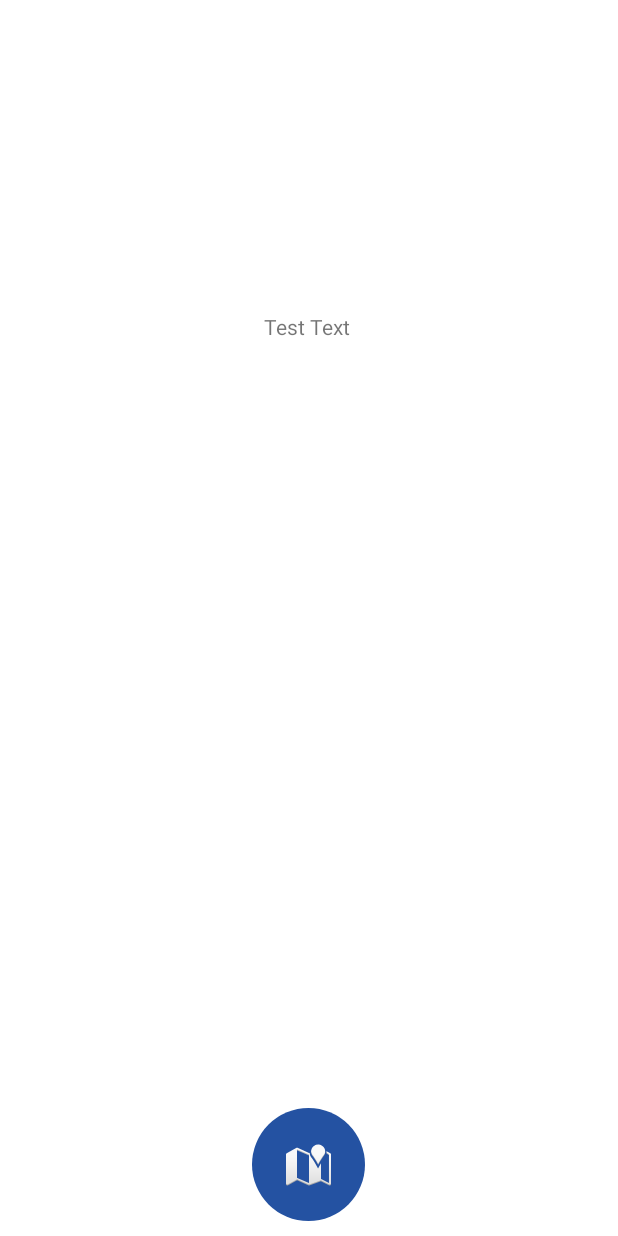
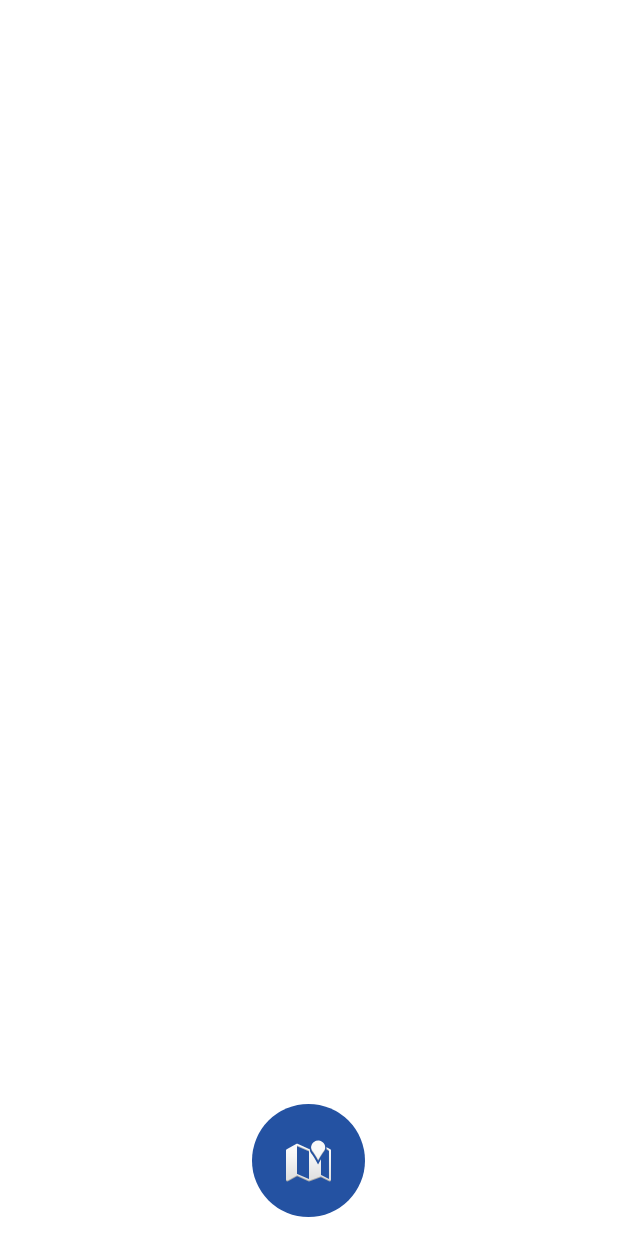
Before and after one commit to RRULE2001/Android-GPS-using-Wifi-RTT, an Android app: the screen it shows after launch (MainActivity), on a phone screen of 412 x 824 dp. Run offline under Robolectric (Android 15) with nearby library versions, the phone set to English and light mode, and no system bars.

Commit message:
Update app icon

```diff
--- a/WiFi RTT Check/app/build.gradle
+++ b/WiFi RTT Check/app/build.gradle
@@ -33,6 +33,7 @@ dependencies {
     implementation 'androidx.appcompat:appcompat:1.6.1'
     implementation 'com.google.android.material:material:1.8.0'
     implementation 'androidx.constraintlayout:constraintlayout:2.1.4'
+    implementation 'com.google.android.gms:play-services-maps:18.1.0'
     testImplementation 'junit:junit:4.13.2'
     androidTestImplementation 'androidx.test.ext:junit:1.1.5'
     androidTestImplementation 'androidx.test.espresso:espresso-core:3.5.1'
--- a/WiFi RTT Check/app/src/main/java/com/example/tes_wifi_rtt/MainActivity.java
+++ b/WiFi RTT Check/app/src/main/java/com/example/tes_wifi_rtt/MainActivity.java
@@ -16,6 +16,8 @@ import android.net.wifi.rtt.RangingRequest;
 import android.net.wifi.rtt.*;
 import android.Manifest;
 import android.Manifest.permission;
+
+import androidx.appcompat.widget.SwitchCompat;
 import androidx.core.app.ActivityCompat;
 import java.util.List;
 
--- a/WiFi RTT Check/app/src/main/res/drawable/place_router_button.xml
+++ b/WiFi RTT Check/app/src/main/res/drawable/place_router_button.xml
@@ -3,4 +3,5 @@
     <size android:height="50dp" android:width="50dp"/>
     <solid android:color="@color/kettering_blue" />
     <corners android:radius="100dp" />
+
 </shape>
--- a/WiFi RTT Check/app/src/main/res/layout/activity_main.xml
+++ b/WiFi RTT Check/app/src/main/res/layout/activity_main.xml
@@ -4,9 +4,9 @@
     xmlns:app="http://schemas.android.com/apk/res-auto"
     xmlns:tools="http://schemas.android.com/tools"
     android:id="@+id/activity_main"
-    android:background="@color/white"
     android:layout_width="match_parent"
     android:layout_height="match_parent"
+    android:background="@color/white"
     tools:context=".MainActivity">
 
     <ViewFlipper
@@ -19,24 +19,23 @@
         <androidx.constraintlayout.widget.ConstraintLayout
             android:id="@+id/mapLayout"
             android:layout_width="match_parent"
-            android:layout_height="match_parent">
+            android:layout_height="match_parent"
+            android:layout_marginBottom="100dp"
+            android:background="@color/white"/>
 
-            <TextView
-                android:id="@+id/textView3"
-                android:layout_width="wrap_content"
-                android:layout_height="wrap_content"
-                android:layout_marginStart="176dp"
-                android:layout_marginTop="208dp"
-                android:text="Test Text"
-                app:layout_constraintStart_toStartOf="parent"
-                app:layout_constraintTop_toTopOf="parent" />
-        </androidx.constraintlayout.widget.ConstraintLayout>
-
-        <LinearLayout
+        <androidx.constraintlayout.widget.ConstraintLayout
             android:id="@+id/settingsLayout"
             android:layout_width="match_parent"
             android:layout_height="match_parent"
-            android:orientation="vertical">
+            android:layout_marginBottom="100dp">
+
+            <LinearLayout
+                android:id="@+id/linearLayout3"
+                android:layout_width="match_parent"
+                android:layout_height="match_parent"
+                android:orientation="vertical"
+                app:layout_constraintStart_toStartOf="parent"
+                app:layout_constraintTop_toTopOf="parent">
 
                 <TableLayout
                     android:id="@+id/HeaderLayout"
@@ -115,8 +114,8 @@
                             android:text="@string/switch_text"
                             android:textColor="@color/black"
                             android:textSize="20sp"
-                        android:thumbTint="#000000"
-                        android:trackTint="#837575" />
+                            android:thumbTint="@color/kettering_blue"
+                            android:trackTint="@color/gray" />
                     </TableRow>
 
                 </TableLayout>
@@ -124,7 +123,7 @@
                 <ScrollView
                     android:layout_width="375dp"
                     android:layout_height="450dp"
-                android:layout_marginStart="15dp"
+                    android:layout_gravity="center_horizontal"
                     android:layout_marginTop="10dp"
                     android:contentDescription="@string/app_name"
                     app:layout_constraintBottom_toTopOf="@+id/linearLayout2"
@@ -134,34 +133,23 @@
 
                     <LinearLayout
                         android:id="@+id/linearLayout"
-                    android:layout_width="match_parent"
-                    android:layout_height="match_parent"
+                        android:layout_width="wrap_content"
+                        android:layout_height="wrap_content"
                         android:orientation="vertical" />
                 </ScrollView>
 
             </LinearLayout>
+        </androidx.constraintlayout.widget.ConstraintLayout>
 
     </ViewFlipper>
 
     <LinearLayout
         android:id="@+id/linearLayout2"
         android:layout_width="match_parent"
-        android:layout_height="wrap_content"
+        android:layout_height="100dp"
         android:gravity="center"
         android:orientation="horizontal"
-        app:layout_constraintBottom_toBottomOf="@id/myViewFlipper">
-
-        <!--<ToggleButton
-                android:id="@+id/buttonRefresh"
-                android:layout_width="75dp"
-                android:layout_height="75dp"
-                android:layout_marginStart="210dp"
-                android:layout_marginTop="10dp"
-                android:background="@drawable/round_button"
-                android:contentDescription="@string/refresh_button"
-                android:textColor="@color/white" /> -->
-        <!--android:drawableBottom="@android:drawable/ic_popup_sync"-->
-
+        app:layout_constraintBottom_toBottomOf="parent">
 
         <ImageButton
             android:id="@+id/buttonMap"
--- a/WiFi RTT Check/app/src/main/res/values/colors.xml
+++ b/WiFi RTT Check/app/src/main/res/values/colors.xml
@@ -7,6 +7,7 @@
     <color name="teal_700">#FF018786</color>
     <color name="black">#FF000000</color>
     <color name="white">#FFFFFFFF</color>
+    <color name="gray">#FF808080</color>
     <color name="kettering_blue">#2452A2</color>
     <color name="kettering_yellow">#FBCC05</color>
 
--- a/WiFi RTT Check/app/src/main/res/values/strings.xml
+++ b/WiFi RTT Check/app/src/main/res/values/strings.xml
@@ -17,5 +17,6 @@
     <string name="latitude">Latitude(Y): </string>
     <string name="switch_text">Refresh: </string>
     <integer name="scan_delay">500</integer>
+    <integer name="text_delay">5000</integer>
 
 </resources>
```
Also changed, not shown: WiFi RTT Check/app/src/main/res/drawable/ic_launcher_background.xml (+2 -161 lines). Lines whose indentation alone changed are shown as unchanged.
